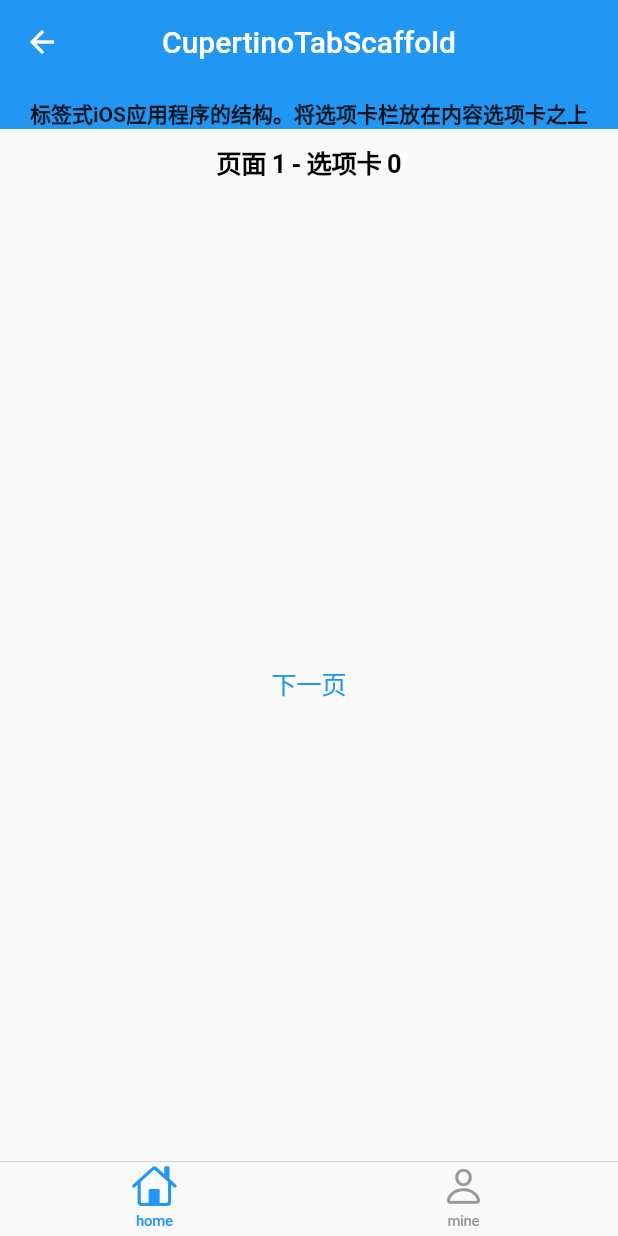
After one commit to huang-weilong/flutter_widgets, a Flutter app: the CupertinoTabScaffoldWidget screen opened directly, on a phone screen of 412 x 824 dp. The commit adds this screen. Run offline on Flutter 3.47's test engine with Material 2 defaults, Android fonts, the phone set to English and light mode, and no system bars.

Commit message:
CupertinoTabScaffold Widget

```diff
--- /dev/null
+++ b/lib/cupertino/cupertino_tab_scaffold_widget.dart
@@ -0,0 +1,72 @@
+import 'package:flutter/material.dart';
+import 'package:flutter/cupertino.dart';
+
+class CupertinoTabScaffoldWidget extends StatefulWidget {
+  @override
+  _CupertinoTabScaffoldWidgetState createState() => _CupertinoTabScaffoldWidgetState();
+}
+
+class _CupertinoTabScaffoldWidgetState extends State<CupertinoTabScaffoldWidget> {
+  @override
+  Widget build(BuildContext context) {
+    return Scaffold(
+      appBar: AppBar(
+        title: Text('CupertinoTabScaffold'),
+        centerTitle: true,
+        elevation: 0.0,
+        bottom: PreferredSize(
+          child: Text(
+            '标签式iOS应用程序的结构。将选项卡栏放在内容选项卡之上',
+            style: TextStyle(fontWeight: FontWeight.bold),
+          ),
+          preferredSize: Size.fromHeight(30.0),
+        ),
+      ),
+      body: CupertinoTabScaffold(
+        tabBar: CupertinoTabBar(
+          items: <BottomNavigationBarItem>[
+            BottomNavigationBarItem(icon: Icon(CupertinoIcons.home), title: Text('home')),
+            BottomNavigationBarItem(icon: Icon(CupertinoIcons.person), title: Text('mine')),
+          ],
+        ),
+        tabBuilder: (BuildContext context, int index) {
+          return CupertinoTabView(
+            builder: (BuildContext context) {
+              return CupertinoPageScaffold(
+                navigationBar: CupertinoNavigationBar(
+                  middle: Text('页面 1 - 选项卡 $index'),
+                ),
+                child: Center(
+                  child: CupertinoButton(
+                    child: Text('下一页'),
+                    onPressed: () {
+                      Navigator.of(context).push(
+                        CupertinoPageRoute<void>(
+                          builder: (BuildContext context) {
+                            return CupertinoPageScaffold(
+                              navigationBar: CupertinoNavigationBar(
+                                middle: Text('页面 2 - 选项卡 $index'),
+                              ),
+                              child: Center(
+                                child: CupertinoButton(
+                                  child: Text('返回'),
+                                  onPressed: () {
+                                    Navigator.of(context).pop();
+                                  },
+                                ),
+                              ),
+                            );
+                          },
+                        ),
+                      );
+                    },
+                  ),
+                ),
+              );
+            },
+          );
+        },
+      ),
+    );
+  }
+}
--- a/lib/cupertino/index_cupertino.dart
+++ b/lib/cupertino/index_cupertino.dart
@@ -12,6 +12,7 @@ import 'cupertino_fullscreen_dialog_transition_widget.dart';
 import 'cupertino_navigation_bar_widget.dart';
 import 'cupertino_tab_bar_widget.dart';
 import 'cupertino_page_scaffold_widget.dart';
+import 'cupertino_tab_scaffold_widget.dart';
 
 class IndexCupertino extends StatefulWidget {
   @override
@@ -37,6 +38,7 @@ class _IndexCupertinoState extends State<IndexCupertino> {
       {'title': 'CupertinoNavigationBar', 'page': CupertinoNavigationBarWidget()},
       {'title': 'CupertinoTabBar', 'page': CupertinoTabBarWidget()},
       {'title': 'CupertinoPageScaffold', 'page': CupertinoPageScaffoldWidget()},
+      {'title': 'CupertinoTabScaffold', 'page': CupertinoTabScaffoldWidget()},
     ];
   }
 
```
